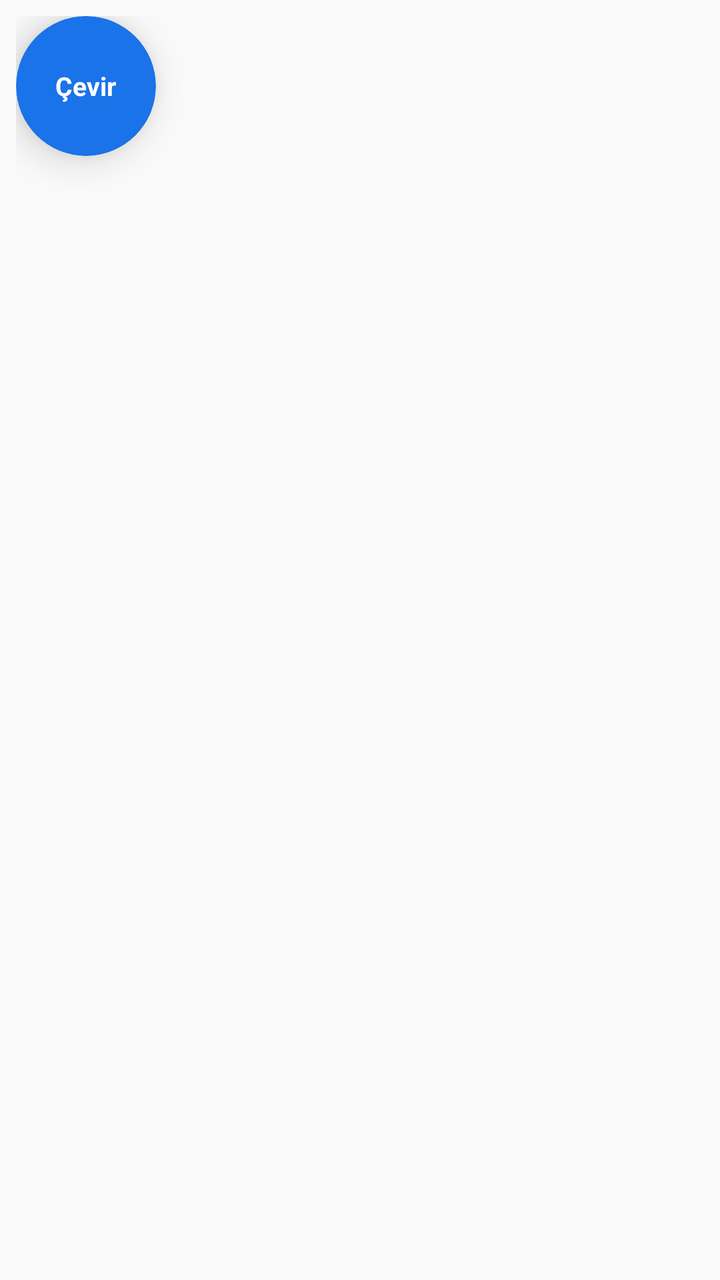
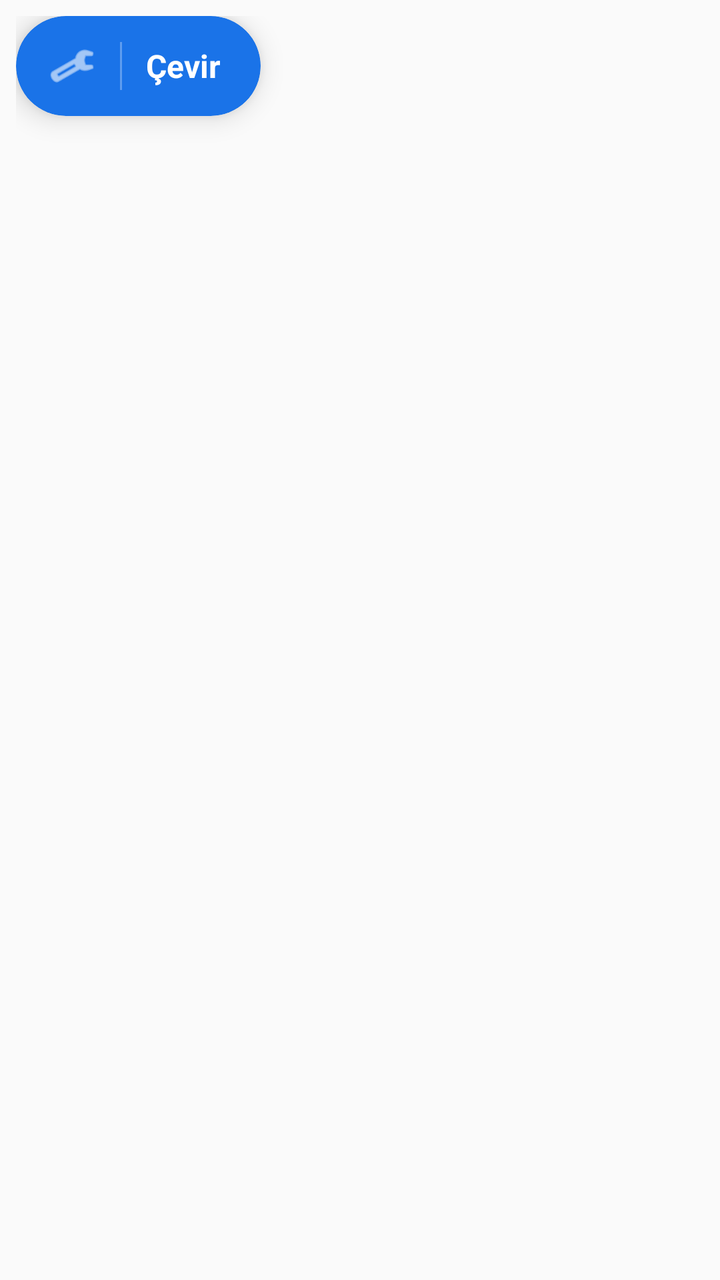

An Android layout rendered at two revisions. The XML below is the earlier revision; the diff shows what the commit changed to produce the second picture.
<!-- AndroidManifest.xml: application theme Theme.AppCompat.DayNight.NoActionBar -->
<!-- res/layout/layout_floating_widget.xml -->
<?xml version="1.0" encoding="utf-8"?>
<FrameLayout xmlns:android="http://schemas.android.com/apk/res/android"
    xmlns:app="http://schemas.android.com/apk/res-auto"
    android:layout_width="wrap_content"
    android:layout_height="wrap_content"
    android:padding="8dp">

    <androidx.cardview.widget.CardView
        android:id="@+id/card_translate_btn"
        android:layout_width="70dp"
        android:layout_height="70dp"
        app:cardBackgroundColor="#1A73E8"
        app:cardCornerRadius="35dp"
        app:cardElevation="12dp">

        <LinearLayout
            android:layout_width="match_parent"
            android:layout_height="match_parent"
            android:gravity="center"
            android:orientation="vertical">

            <TextView
                android:id="@+id/tv_btn_text"
                android:layout_width="wrap_content"
                android:layout_height="wrap_content"
                android:text="Çevir"
                android:textColor="#FFFFFF"
                android:textSize="13sp"
                android:textStyle="bold" />

        </LinearLayout>
    </androidx.cardview.widget.CardView>

</FrameLayout>
<!-- resources referenced by this layout -->
<resources>

</resources>

<!-- the commit's change to res/layout/layout_floating_widget.xml (unified diff, before → after) -->
@@ -7,17 +7,35 @@
 
     <androidx.cardview.widget.CardView
         android:id="@+id/card_translate_btn"
-        android:layout_width="70dp"
-        android:layout_height="70dp"
+        android:layout_width="wrap_content"
+        android:layout_height="50dp"
         app:cardBackgroundColor="#1A73E8"
-        app:cardCornerRadius="35dp"
-        app:cardElevation="12dp">
+        app:cardCornerRadius="25dp"
+        app:cardElevation="8dp">
 
         <LinearLayout
-            android:layout_width="match_parent"
+            android:layout_width="wrap_content"
             android:layout_height="match_parent"
-            android:gravity="center"
-            android:orientation="vertical">
+            android:orientation="horizontal"
+            android:gravity="center_vertical"
+            android:paddingStart="16dp"
+            android:paddingEnd="20dp">
+
+            <ImageView
+                android:id="@+id/btn_floating_settings"
+                android:layout_width="24dp"
+                android:layout_height="24dp"
+                android:src="@android:drawable/ic_menu_manage"
+                app:tint="#FFFFFF"
+                android:layout_marginEnd="12dp"
+                android:clickable="true"
+                android:focusable="true"/>
+
+            <View
+                android:layout_width="1dp"
+                android:layout_height="24dp"
+                android:background="#4DFFFFFF"
+                android:layout_marginEnd="12dp"/>
 
             <TextView
                 android:id="@+id/tv_btn_text"
@@ -25,10 +43,8 @@
                 android:layout_height="wrap_content"
                 android:text="Çevir"
                 android:textColor="#FFFFFF"
-                android:textSize="13sp"
+                android:textSize="16sp"
                 android:textStyle="bold" />
-
         </LinearLayout>
     </androidx.cardview.widget.CardView>
-
 </FrameLayout>
